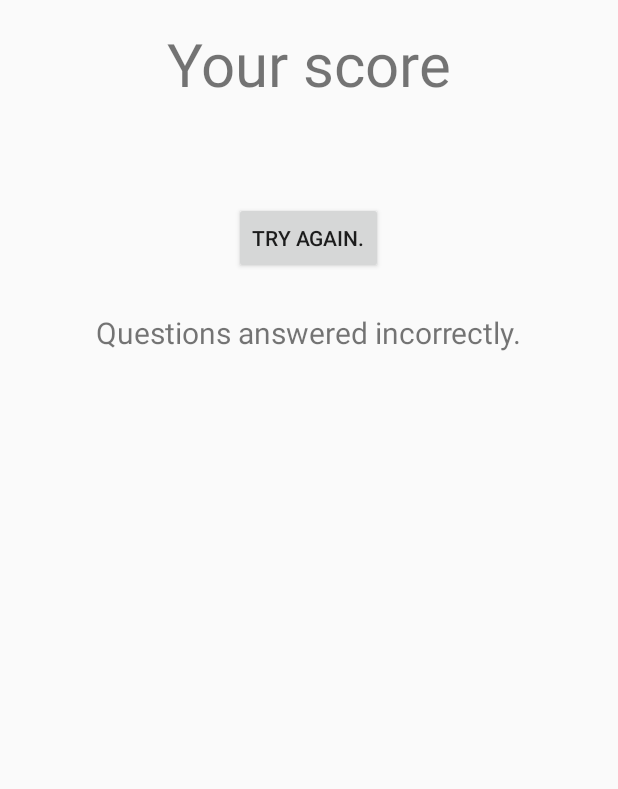
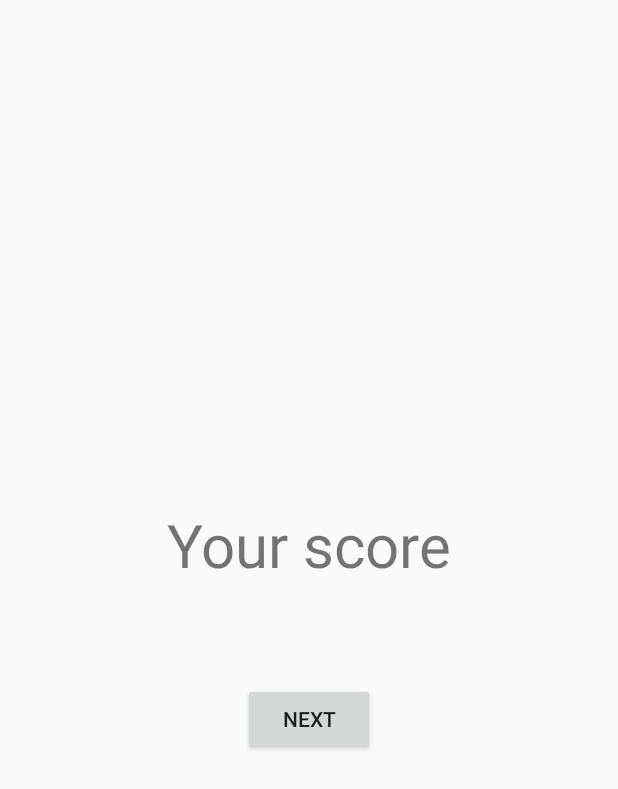
Before and after one commit to Angelala26/real-estate-practice, an Android app: the layout activity_result.xml on its own in the app's theme, with its tools: preview values and no code run, on a phone screen of 412 x 824 dp. Shown: the top 789 px of the screen. Run offline under Robolectric (Android 15) with nearby library versions, the light colour scheme and no system bars.

Commit message:
Create IncorrectQuestion activity and move the incorrectly answered questions from result activity to there

```diff
--- a/app/src/main/AndroidManifest.xml
+++ b/app/src/main/AndroidManifest.xml
@@ -20,6 +20,8 @@
         </activity>
         <activity android:name=".ResultActivity">
         </activity>
+        <activity android:name=".IncorrectQuestion">
+        </activity>
     </application>
 
 </manifest>
--- a/app/src/main/res/layout/activity_result.xml
+++ b/app/src/main/res/layout/activity_result.xml
@@ -18,23 +18,10 @@
             android:padding="15dp"
             android:textSize="40dp"/>
 
-        <Button
-            android:id="@+id/try_again_button"
-            android:layout_width="wrap_content"
-            android:layout_height="wrap_content"
-            android:text="Try again."/>
+    <Button
+        android:id="@+id/next_button"
+        android:layout_width="wrap_content"
+        android:layout_height="wrap_content"
+        android:text="Next"/>
 
-    <ScrollView
-        android:layout_width="match_parent"
-        android:layout_height="match_parent">
-
-        <TextView
-            android:id="@+id/incorrect_question_text_view"
-            android:layout_width="wrap_content"
-            android:layout_height="wrap_content"
-            android:text="Questions answered incorrectly."
-            android:layout_gravity="top|center"
-            android:layout_margin="25dp"
-            android:textSize="20dp"/>
-    </ScrollView>
 </LinearLayout>
```
Also changed, not shown: app/src/main/java/com/example/android/realestatepractice/IncorrectQuestion.java (added, +60 -0 lines), app/src/main/java/com/example/android/realestatepractice/ResultActivity.java (+7 -35 lines), app/src/main/res/layout/activity_incorrect_question.xml (added, +29 -0 lines).
